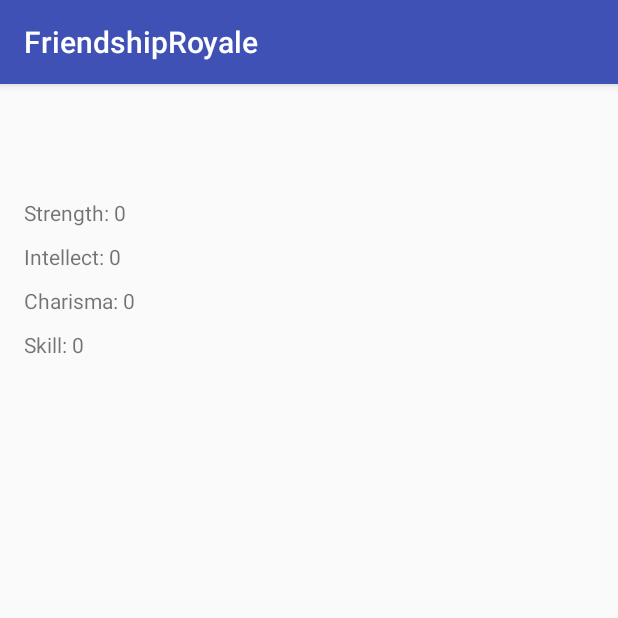
After one commit to clickyclick/FriendshipRoyale, an Android app: the InventoryActivity screen opened directly, with no data from a screen before it, on a phone screen of 412 x 824 dp, the top half of it. The commit adds this screen. Run offline under Robolectric (Android 15) with nearby library versions, the phone set to English and light mode, and no system bars; 1 statement that could not run was skipped.

Commit message:
v0.1/Added Inventory screen and interactions,incomplete

```diff
--- a/app/src/main/AndroidManifest.xml
+++ b/app/src/main/AndroidManifest.xml
@@ -21,7 +21,8 @@
         </activity>
         <activity android:name=".activities.NewGameActivity" />
         <activity android:name=".activities.IslandActivity" />
-        <activity android:name=".activities.NPCCreationActivity"></activity>
+        <activity android:name=".activities.NPCCreationActivity" />
+        <activity android:name=".activities.InventoryActivity"></activity>
     </application>
 
 </manifest>
--- a/app/src/main/java/com/example/friendshiproyale/Human.java
+++ b/app/src/main/java/com/example/friendshiproyale/Human.java
@@ -17,6 +17,10 @@ public abstract class Human {
         this.skill=skill;
     }
 
+    public String getName(){
+        return name;
+    }
+
 
 
 }
--- /dev/null
+++ b/app/src/main/java/com/example/friendshiproyale/Item.java
@@ -0,0 +1,4 @@
+package com.example.friendshiproyale;
+
+public abstract class Item {
+}
--- a/app/src/main/java/com/example/friendshiproyale/PlayerManager.java
+++ b/app/src/main/java/com/example/friendshiproyale/PlayerManager.java
@@ -6,6 +6,7 @@ public class PlayerManager {
 
     public static void createPlayer(String name, boolean gender, int strength, int intellect, int charisma, int skill){
         player= new Player(name, gender, strength, intellect, charisma, skill);
+        player.createInventory();
     }
 
     public static Player getPlayer(){
--- /dev/null
+++ b/app/src/main/java/com/example/friendshiproyale/activities/InventoryActivity.java
@@ -0,0 +1,23 @@
+package com.example.friendshiproyale.activities;
+
+import android.support.v7.app.AppCompatActivity;
+import android.os.Bundle;
+import android.widget.TextView;
+
+import com.example.friendshiproyale.PlayerManager;
+import com.example.friendshiproyale.R;
+
+public class InventoryActivity extends AppCompatActivity {
+
+    @Override
+    protected void onCreate(Bundle savedInstanceState) {
+        super.onCreate(savedInstanceState);
+        setContentView(R.layout.activity_inventory);
+
+        TextView nameText= findViewById(R.id.nameText);
+        String inventoryName=getResources().getString(R.string.inventoryName, PlayerManager.getPlayer().getName());
+        nameText.setText(inventoryName);
+    }
+
+
+}
--- a/app/src/main/java/com/example/friendshiproyale/weapons/MeleeWeapon.java
+++ b/app/src/main/java/com/example/friendshiproyale/weapons/MeleeWeapon.java
@@ -6,6 +6,8 @@ public abstract class MeleeWeapon {
     protected int speed;
     protected int damage;
     protected String material;
+    protected int skillReq;
+    protected int strengthReq;
 
     public int attack(){
         //filler
--- a/app/src/main/java/com/example/friendshiproyale/weapons/RangedWeapon.java
+++ b/app/src/main/java/com/example/friendshiproyale/weapons/RangedWeapon.java
@@ -5,6 +5,7 @@ public abstract class RangedWeapon {
     protected int range;
     protected int decibals;
     protected int damage;
+    protected int skillReq;
 
     public int shoot(){
         //filler
--- /dev/null
+++ b/app/src/main/res/layout/activity_inventory.xml
@@ -0,0 +1,52 @@
+<?xml version="1.0" encoding="utf-8"?>
+<RelativeLayout xmlns:android="http://schemas.android.com/apk/res/android"
+    xmlns:tools="http://schemas.android.com/tools"
+    android:layout_width="match_parent"
+    android:layout_height="match_parent"
+    android:paddingBottom="@dimen/activity_vertical_margin"
+    android:paddingLeft="@dimen/activity_horizontal_margin"
+    android:paddingRight="@dimen/activity_horizontal_margin"
+    android:paddingTop="@dimen/activity_vertical_margin">
+
+    <TextView
+        android:id="@+id/nameText"
+        android:layout_width="match_parent"
+        android:layout_height="20sp"
+        android:layout_marginTop="20sp"
+        android:layout_centerHorizontal="true"
+        android:gravity="center_horizontal"
+        android:text="@string/inventoryName"
+        />
+
+    <TextView
+        android:id="@+id/strength"
+        android:layout_width="wrap_content"
+        android:layout_height="wrap_content"
+        android:layout_below="@id/nameText"
+        android:layout_marginTop="20dp"
+        android:text="@string/strength_0" />
+    <TextView
+        android:id="@+id/intellect"
+        android:layout_width="wrap_content"
+        android:layout_height="wrap_content"
+        android:layout_below="@id/strength"
+        android:layout_marginTop="10dp"
+        android:text="@string/intellect_0" />
+    <TextView
+        android:id="@+id/charisma"
+        android:layout_width="wrap_content"
+        android:layout_height="wrap_content"
+        android:layout_below="@id/intellect"
+        android:layout_marginTop="10dp"
+        android:text="@string/charisma_0" />
+    <TextView
+        android:id="@+id/skill"
+        android:layout_width="wrap_content"
+        android:layout_height="wrap_content"
+        android:layout_below="@id/charisma"
+        android:layout_marginTop="10dp"
+        android:text="@string/skill_0" />
+
+
+
+</RelativeLayout>
--- a/app/src/main/res/values/strings.xml
+++ b/app/src/main/res/values/strings.xml
@@ -5,4 +5,14 @@
     <string name="about">About</string>
     <string name="submit">Submit</string>
     <string name="cont">Continue</string>
+    <string name="inventoryName">%1$s\'s Inventory</string>
+    <string name="inventory">Inventory</string>
+    <string name="name">Name</string>
+    <string name="male">Male</string>
+    <string name="female">Female</string>
+    <string name="assign_your_stats_below">Assign your stats below</string>
+    <string name="strength_0">Strength: 0</string>
+    <string name="intellect_0">Intellect: 0</string>
+    <string name="charisma_0">Charisma: 0</string>
+    <string name="skill_0">Skill: 0</string>
 </resources>
```
Also changed, not shown: app/src/main/java/com/example/friendshiproyale/Inventory.java (added, +25 -0 lines), app/src/main/java/com/example/friendshiproyale/Player.java (+15 -0 lines), app/src/main/java/com/example/friendshiproyale/activities/IslandActivity.java (+8 -0 lines), app/src/main/res/layout/activity_island.xml (+15 -3 lines), app/src/main/res/layout/activity_new_game.xml (+28 -16 lines), app/src/main/res/drawable/bow.jpg (added), app/src/main/res/drawable/colt.jpg (added), app/src/main/res/drawable/kitchenknife.jpg (added).
